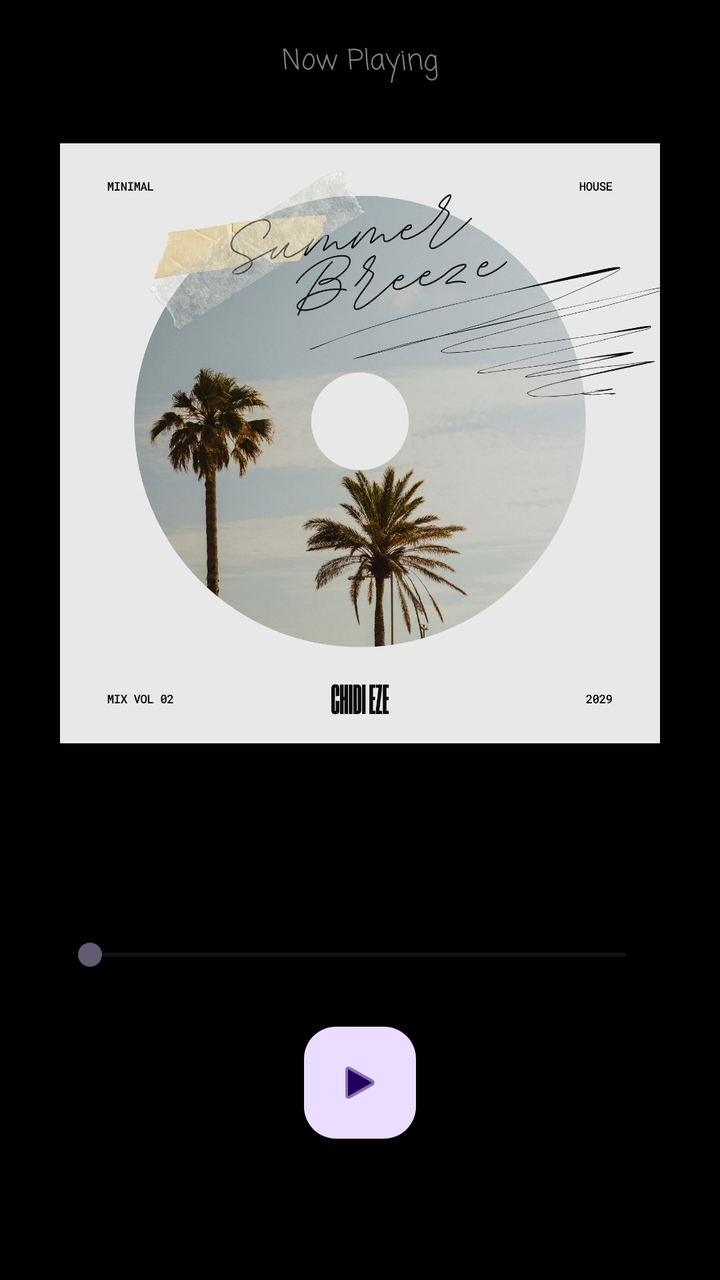
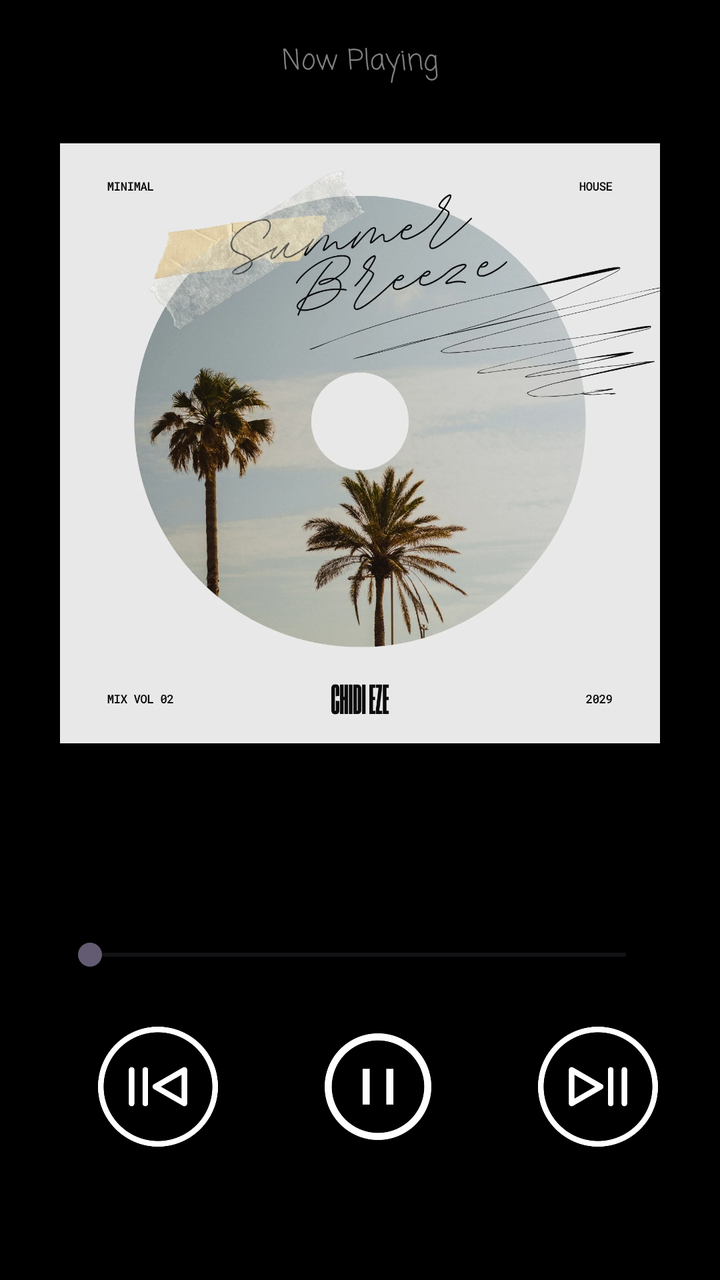

Before-and-after screenshots of an Android layout around one commit, followed by the original layout XML and the change that was made.
<!-- AndroidManifest.xml: application theme Theme.Tunes -->
<!-- res/layout/activity_player.xml -->
<?xml version="1.0" encoding="utf-8"?>
<androidx.constraintlayout.widget.ConstraintLayout xmlns:android="http://schemas.android.com/apk/res/android"
    xmlns:app="http://schemas.android.com/apk/res-auto"
    xmlns:tools="http://schemas.android.com/tools"
    android:id="@+id/main"
    android:layout_width="match_parent"
    android:layout_height="match_parent"
    tools:context=".PlayerActivity"
    android:background="@color/black">











    <TextView
        android:id="@+id/textView"
        android:layout_width="wrap_content"
        android:layout_height="wrap_content"
        android:text="Now Playing"
        android:layout_marginTop="20dp"
        android:textColor="#808080"
        android:fontFamily="casual"
        app:layout_constraintEnd_toEndOf="parent"
        app:layout_constraintStart_toStartOf="parent"
        app:layout_constraintTop_toTopOf="parent" />

    <ImageView
        android:id="@+id/albumArt"
        android:layout_width="300dp"
        android:layout_height="300dp"
        android:layout_marginTop="30dp"
        app:layout_constraintEnd_toEndOf="parent"
        app:layout_constraintStart_toStartOf="parent"
        app:layout_constraintTop_toBottomOf="@+id/textView"
        app:srcCompat="@drawable/albumart" />

    <TextView
        android:id="@+id/songName"
        android:layout_width="wrap_content"
        android:layout_height="wrap_content"
        android:textSize="24dp"
        app:layout_constraintStart_toStartOf="@id/albumArt"
        app:layout_constraintTop_toBottomOf="@id/albumArt"
        android:layout_marginTop="30dp"/>

    <TextView
        android:id="@+id/artistName"
        android:layout_width="wrap_content"
        android:layout_height="wrap_content"
        android:layout_marginTop="5dp"
        android:textSize="12dp"
        android:textColor="#808080"
        app:layout_constraintTop_toBottomOf="@id/songName"
        app:layout_constraintStart_toStartOf="@id/songName"/>

    <SeekBar
        android:id="@+id/songProgress"
        android:layout_width="300dp"
        android:layout_height="12dp"
        app:layout_constraintEnd_toEndOf="parent"
        app:layout_constraintHorizontal_bias="0.485"
        app:layout_constraintTop_toBottomOf="@id/artistName"
        android:layout_marginTop="16dp"
        app:layout_constraintStart_toStartOf="parent"
        tools:layout_editor_absoluteY="494dp" />

    <com.google.android.material.floatingactionbutton.FloatingActionButton
        android:id="@+id/playPause"
        android:layout_width="wrap_content"
        android:layout_height="wrap_content"
        android:clickable="true"
        android:contentDescription="playbutton"
        android:layout_marginTop="30dp"
        app:layout_constraintEnd_toEndOf="parent"
        app:layout_constraintTop_toBottomOf="@id/songProgress"
        app:layout_constraintStart_toStartOf="parent"
        app:srcCompat="@android:drawable/ic_media_play"
        tools:layout_editor_absoluteY="554dp" />

    






</androidx.constraintlayout.widget.ConstraintLayout>
<!-- resources referenced by this layout -->
<resources>
  <color name="black">#FF000000</color>
  <!-- drawable albumart: webp bitmap (drawable, 169376 bytes) -->
  <style name="Theme.Tunes" parent="Base.Theme.Tunes" />
  <style name="Base.Theme.Tunes" parent="Theme.Material3.DayNight.NoActionBar">
          
          
          <item name="android:navigationBarColor">@android:color/transparent</item>
          <item name="android:windowLightNavigationBar">false</item>
          <item name="android:windowSplashScreenBackground">#000000</item>
          <item name="android:windowSplashScreenAnimatedIcon">@android:color/transparent</item>
          <item name="android:statusBarColor">#000000</item>
      </style>
</resources>

<!-- the commit's change to res/layout/activity_player.xml (unified diff, before → after) -->
@@ -70,17 +70,58 @@
         app:layout_constraintStart_toStartOf="parent"
         tools:layout_editor_absoluteY="494dp" />
 
-    <com.google.android.material.floatingactionbutton.FloatingActionButton
+
+
+
+
+
+
+
+
+
+
+
+
+    <ImageButton
         android:id="@+id/playPause"
-        android:layout_width="wrap_content"
-        android:layout_height="wrap_content"
+        android:layout_width="60dp"
+        android:layout_height="60dp"
+        android:layout_marginTop="30dp"
+        android:background="@android:color/transparent"
         android:clickable="true"
-        android:contentDescription="playbutton"
+        android:scaleType="fitCenter"
+        app:tint="@android:color/white"
+        android:src="@drawable/pausebtn"
+        app:layout_constraintEnd_toStartOf="@+id/nextBtn"
+        app:layout_constraintStart_toEndOf="@+id/prevBtn"
+        app:layout_constraintTop_toBottomOf="@id/songProgress" />
+
+    <ImageButton
+        android:id="@+id/prevBtn"
+        android:layout_width="60dp"
+        android:layout_height="60dp"
+        android:src="@drawable/prevbtn"
+        android:scaleType="fitCenter"
+        app:tint="@android:color/white"
+        android:background="@android:color/transparent"
+        app:layout_constraintStart_toStartOf="@id/songProgress"
+        app:layout_constraintTop_toBottomOf="@id/songProgress"
         android:layout_marginTop="30dp"
-        app:layout_constraintEnd_toEndOf="parent"
+        android:layout_marginLeft="20dp"
+        tools:layout_editor_absoluteY="554dp" />
+
+    <ImageButton
+        android:id="@+id/nextBtn"
+        android:layout_width="60dp"
+        android:layout_height="60dp"
+        android:src="@drawable/nextbtn"
+        android:scaleType="fitCenter"
+        app:tint="@android:color/white"
+        android:background="@android:color/transparent"
+        app:layout_constraintEnd_toEndOf="@id/songProgress"
         app:layout_constraintTop_toBottomOf="@id/songProgress"
-        app:layout_constraintStart_toStartOf="parent"
-        app:srcCompat="@android:drawable/ic_media_play"
+        android:layout_marginTop="30dp"
+
         tools:layout_editor_absoluteY="554dp" />
 
     
<!-- resource entries referenced after the edit -->
@@ -2,6 +2,9 @@
 <resources>
   <color name="black">#FF000000</color>
   <!-- drawable albumart: webp bitmap (drawable, 169376 bytes) -->
+  <!-- drawable nextbtn: png bitmap (drawable, 64848 bytes) -->
+  <!-- drawable pausebtn: png bitmap (drawable, 50318 bytes) -->
+  <!-- drawable prevbtn: png bitmap (drawable, 63913 bytes) -->
   <style name="Theme.Tunes" parent="Base.Theme.Tunes" />
   <style name="Base.Theme.Tunes" parent="Theme.Material3.DayNight.NoActionBar">
           
